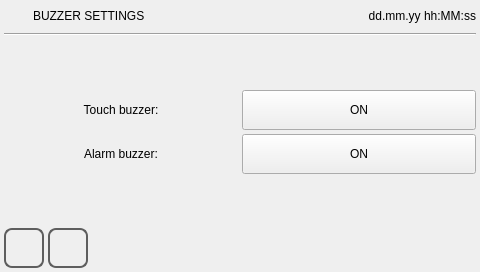
The window that qt_templates/ATCM-template-project/buzzer_settings.ui (MECTsrl/mect_plugins) describes before a commit, drawn with Qt 5.
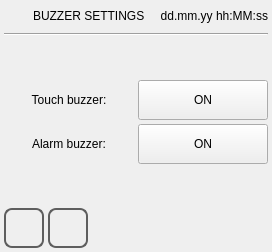
The same window after the commit. Icons and pictures are not drawn.

```diff
--- a/qt_templates/ATCM-template-project/buzzer_settings.ui
+++ b/qt_templates/ATCM-template-project/buzzer_settings.ui
@@ -6,8 +6,7 @@
    <rect>
     <x>0</x>
     <y>0</y>
-    <width>480</width>
-    <height>272</height>
+    %Model%
    </rect>
   </property>
   <property name="minimumSize">
```
